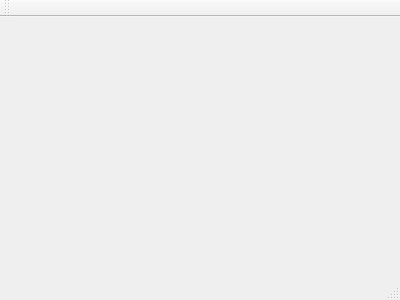
Old version of the form BLOKUS/mainwindow.ui in the repository whquddn55/BLOKUS_Qt.
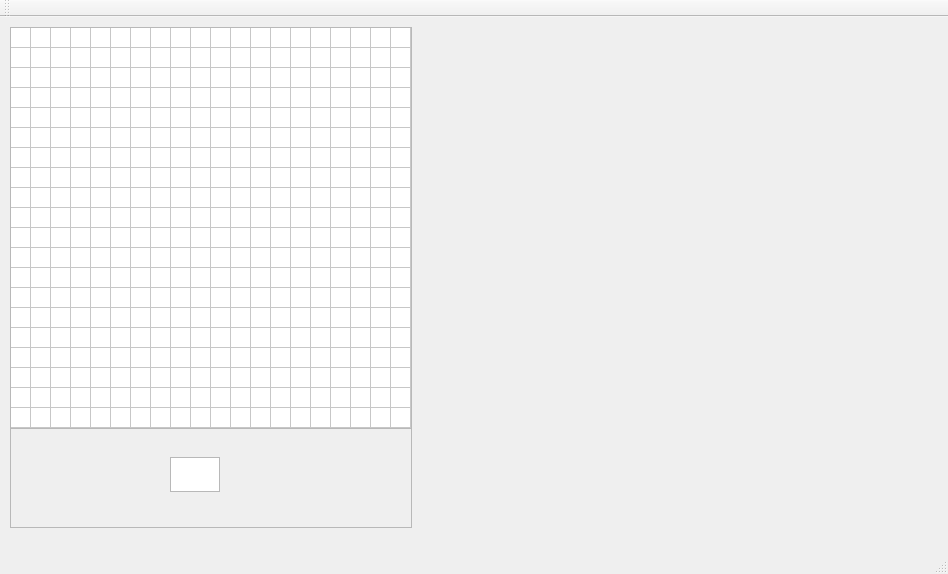
New version of the form.

The edit to the form file:
```diff
--- a/BLOKUS/mainwindow.ui
+++ b/BLOKUS/mainwindow.ui
@@ -1,24 +1,191 @@
 <ui version="4.0">
  <class>MainWindow</class>
- <widget class="QMainWindow" name="MainWindow" >
-  <property name="geometry" >
+ <widget class="QMainWindow" name="MainWindow">
+  <property name="geometry">
    <rect>
     <x>0</x>
     <y>0</y>
-    <width>400</width>
-    <height>300</height>
+    <width>948</width>
+    <height>574</height>
    </rect>
   </property>
   <property name="windowTitle" >
    <string>MainWindow</string>
   </property>
-  <widget class="QMenuBar" name="menuBar" />
-  <widget class="QToolBar" name="mainToolBar" />
-  <widget class="QWidget" name="centralWidget" />
-  <widget class="QStatusBar" name="statusBar" />
+  <widget class="QWidget" name="centralWidget">
+   <widget class="QFrame" name="frame_2">
+    <property name="geometry">
+     <rect>
+      <x>10</x>
+      <y>10</y>
+      <width>402</width>
+      <height>501</height>
+     </rect>
+    </property>
+    <property name="frameShape">
+     <enum>QFrame::StyledPanel</enum>
+    </property>
+    <property name="frameShadow">
+     <enum>QFrame::Raised</enum>
+    </property>
+    <widget class="QTableWidget" name="gameTableWidget">
+     <property name="geometry">
+      <rect>
+       <x>0</x>
+       <y>0</y>
+       <width>402</width>
+       <height>402</height>
+      </rect>
+     </property>
+     <property name="focusPolicy">
+      <enum>Qt::NoFocus</enum>
+     </property>
+     <property name="autoScroll">
+      <bool>false</bool>
+     </property>
+     <property name="dragEnabled">
+      <bool>false</bool>
+     </property>
+     <property name="selectionMode">
+      <enum>QAbstractItemView::NoSelection</enum>
+     </property>
+     <property name="wordWrap">
+      <bool>false</bool>
+     </property>
+     <property name="cornerButtonEnabled">
+      <bool>false</bool>
+     </property>
+     <property name="rowCount">
+      <number>20</number>
+     </property>
+     <property name="columnCount">
+      <number>20</number>
+     </property>
+     <attribute name="horizontalHeaderVisible">
+      <bool>false</bool>
+     </attribute>
+     <attribute name="horizontalHeaderDefaultSectionSize">
+      <number>20</number>
+     </attribute>
+     <attribute name="horizontalHeaderMinimumSectionSize">
+      <number>20</number>
+     </attribute>
+     <attribute name="verticalHeaderVisible">
+      <bool>false</bool>
+     </attribute>
+     <attribute name="verticalHeaderDefaultSectionSize">
+      <number>20</number>
+     </attribute>
+     <attribute name="verticalHeaderHighlightSections">
+      <bool>true</bool>
+     </attribute>
+     <attribute name="verticalHeaderMinimumSectionSize">
+      <number>20</number>
+     </attribute>
+     <row/>
+     <row/>
+     <row/>
+     <row/>
+     <row/>
+     <row/>
+     <row/>
+     <row/>
+     <row/>
+     <row/>
+     <row/>
+     <row/>
+     <row/>
+     <row/>
+     <row/>
+     <row/>
+     <row/>
+     <row/>
+     <row/>
+     <row/>
+     <column/>
+     <column/>
+     <column/>
+     <column/>
+     <column/>
+     <column/>
+     <column/>
+     <column/>
+     <column/>
+     <column/>
+     <column/>
+     <column/>
+     <column/>
+     <column/>
+     <column/>
+     <column/>
+     <column/>
+     <column/>
+     <column/>
+     <column/>
+     <item row="0" column="0">
+      <property name="text">
+       <string/>
+      </property>
+     </item>
+     <item row="0" column="1">
+      <property name="text">
+       <string/>
+      </property>
+     </item>
+    </widget>
+    <widget class="QTableWidget" name="selectedTableWidget">
+     <property name="geometry">
+      <rect>
+       <x>160</x>
+       <y>430</y>
+       <width>50</width>
+       <height>35</height>
+      </rect>
+     </property>
+     <property name="rowCount">
+      <number>1</number>
+     </property>
+     <property name="columnCount">
+      <number>1</number>
+     </property>
+     <attribute name="horizontalHeaderVisible">
+      <bool>false</bool>
+     </attribute>
+     <attribute name="horizontalHeaderDefaultSectionSize">
+      <number>50</number>
+     </attribute>
+     <attribute name="verticalHeaderVisible">
+      <bool>false</bool>
+     </attribute>
+     <attribute name="verticalHeaderDefaultSectionSize">
+      <number>35</number>
+     </attribute>
+     <row/>
+     <column/>
+    </widget>
+   </widget>
+  </widget>
+  <widget class="QMenuBar" name="menuBar">
+   <property name="geometry">
+    <rect>
+     <x>0</x>
+     <y>0</y>
+     <width>948</width>
+     <height>22</height>
+    </rect>
+   </property>
+  </widget>
+  <widget class="QToolBar" name="mainToolBar">
+   <attribute name="toolBarArea">
+    <enum>TopToolBarArea</enum>
+   </attribute>
+   <attribute name="toolBarBreak">
+    <bool>false</bool>
+   </attribute>
+  </widget>
+  <widget class="QStatusBar" name="statusBar"/>
  </widget>
- <layoutDefault spacing="6" margin="11" />
- <pixmapfunction></pixmapfunction>
+ <layoutdefault spacing="6" margin="11"/>
  <resources/>
  <connections/>
 </ui>
```
Left out of the diff: 3 changed lines with no effect on the pictures.
